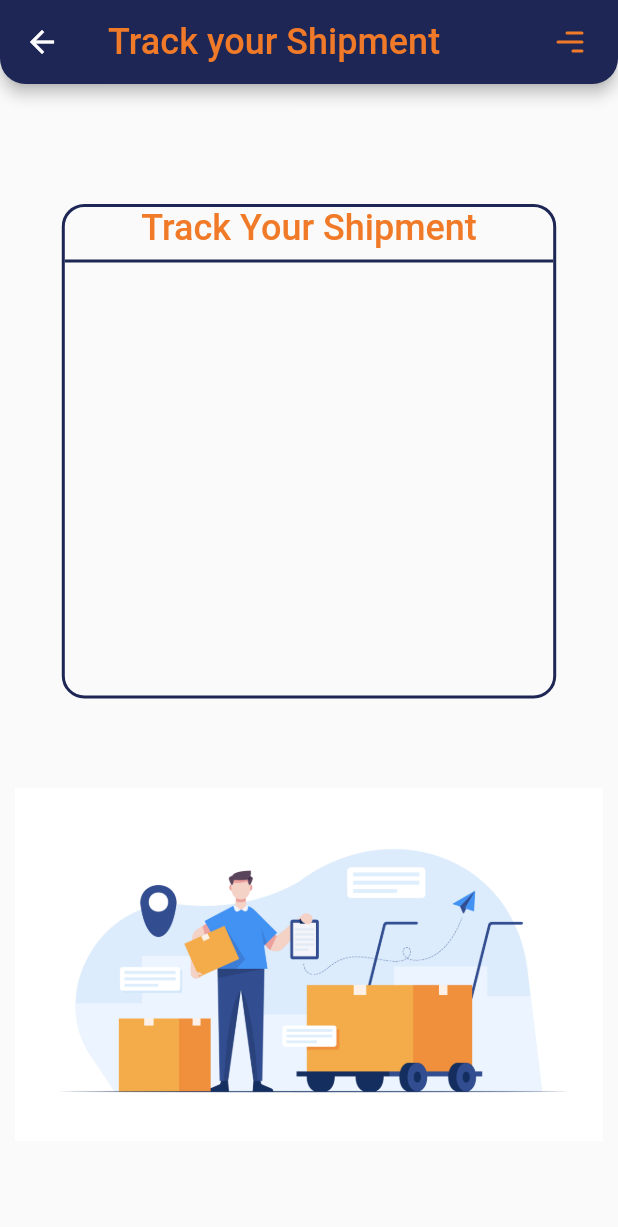
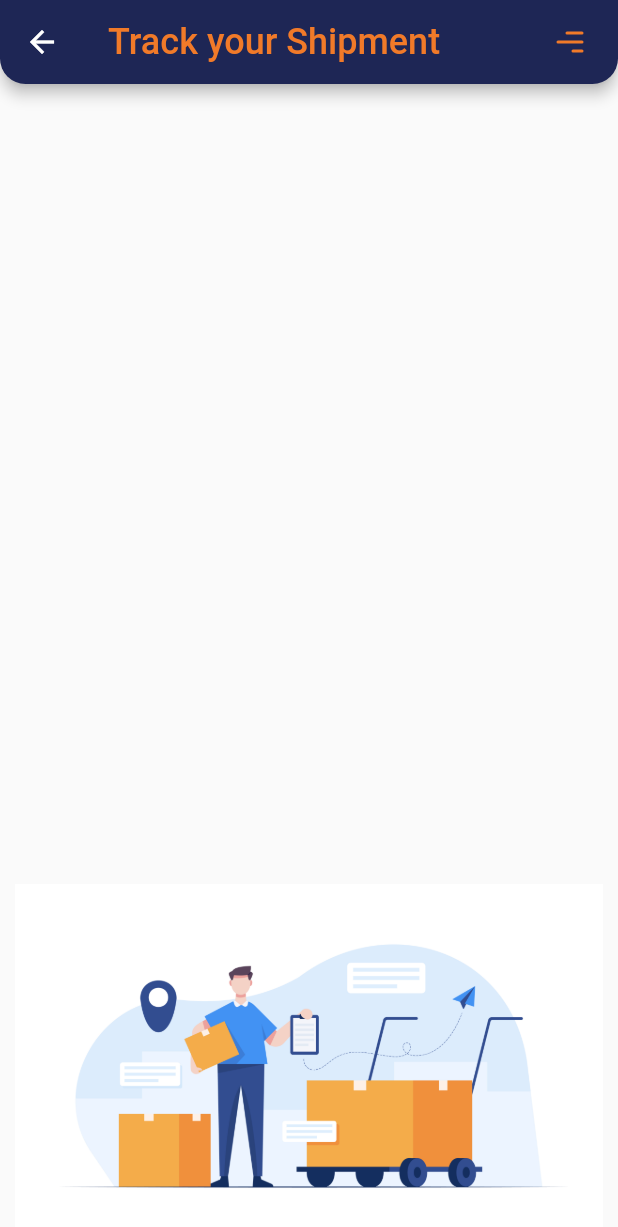
Before and after one commit to himanshupgajera/learning, a Flutter app: the PrivacyPolicyScreen screen opened by its route, in the side drawer, after a tap on "Tracking", on a phone screen of 412 x 824 dp. Shown: the top 1227 px of the screen. Run offline on Flutter 3.47's test engine with Material 2 defaults, Android fonts, the light colour scheme and no system bars; our stand-ins replace flutter_svg, google_fonts.

Commit message:
New Development and Correction in drawer,trackscreen

```diff
--- a/paritosh_app/lib/Screens/privacy_policy_screen.dart
+++ b/paritosh_app/lib/Screens/privacy_policy_screen.dart
@@ -2,6 +2,8 @@ import 'package:flutter/material.dart';
 import 'package:flutter_svg/flutter_svg.dart';
 import 'package:paritosh_app/widgets/drawer.dart';
 import 'package:google_fonts/google_fonts.dart';
+
+import '../constants.dart';
 
 class PrivacyPolicyScreen extends StatefulWidget {
   static const String routeName = '/policy';
@@ -26,7 +28,7 @@ class _PrivacyPolicyScreenState extends State<PrivacyPolicyScreen> {
             textStyle: const TextStyle(
               fontSize: 24,
               fontWeight: FontWeight.w500,
-              color: Color.fromRGBO(241, 122, 41, 1),
+              color: Const.titleColor,
             ),
           ),
         ),
@@ -41,7 +43,7 @@ class _PrivacyPolicyScreenState extends State<PrivacyPolicyScreen> {
             onPressed: () => scaffoldKey.currentState!.openEndDrawer(),
             child: SvgPicture.asset(
               'assets/images/drawer.svg',
-              color: const Color.fromRGBO(241, 122, 41, 1),
+              color: Const.titleColor,
             ),
           ),
         ],
@@ -65,7 +67,7 @@ class _PrivacyPolicyScreenState extends State<PrivacyPolicyScreen> {
                       children: [
                         const Icon(
                           Icons.circle,
-                          color: Color.fromRGBO(241, 122, 41, 1),
+                          color: Const.titleColor,
                         ),
                         SizedBox(
                           width: size.width * 0.02,
@@ -107,7 +109,7 @@ class _PrivacyPolicyScreenState extends State<PrivacyPolicyScreen> {
                       children: [
                         const Icon(
                           Icons.circle,
-                          color: Color.fromRGBO(241, 122, 41, 1),
+                          color: Const.titleColor,
                         ),
                         const SizedBox(
                           width: 10,
@@ -179,7 +181,7 @@ class _PrivacyPolicyScreenState extends State<PrivacyPolicyScreen> {
 //                       textStyle: const TextStyle(
 //                         fontSize: 24,
 //                         fontWeight: FontWeight.w500,
-//                         color: Color.fromRGBO(241, 122, 41, 1),
+//                         color: Const.titleColor,
 //                       ),
 //                     ),
 //                   ),
@@ -187,7 +189,7 @@ class _PrivacyPolicyScreenState extends State<PrivacyPolicyScreen> {
 //                     onTap: () => scaffoldKey.currentState!.openEndDrawer(),
 //                     child: SvgPicture.asset(
 //                       'assets/images/drawer.svg',
-//                       color: const Color.fromRGBO(241, 122, 41, 1),
+//                       color: Const.titleColor,
 //                     ),
 //                   ),
 //                 ],
--- a/paritosh_app/lib/Screens/track_shipment_screen.dart
+++ b/paritosh_app/lib/Screens/track_shipment_screen.dart
@@ -1,12 +1,23 @@
 import 'package:flutter/material.dart';
 import 'package:flutter_svg/flutter_svg.dart';
 import 'package:google_fonts/google_fonts.dart';
+import 'package:paritosh_app/constants.dart';
 import 'package:paritosh_app/widgets/drawer.dart';
 
-class TrackShipmentScreen extends StatelessWidget {
+import '../widgets/custom_radio_button.dart';
+
+class TrackShipmentScreen extends StatefulWidget {
   static const String routeName = '/track-shipment';
   const TrackShipmentScreen({Key? key}) : super(key: key);
 
+  @override
+  State<TrackShipmentScreen> createState() => _TrackShipmentScreenState();
+}
+
+class _TrackShipmentScreenState extends State<TrackShipmentScreen> {
+  final GlobalKey<FormState> _formKey = GlobalKey();
+  bool isAWBSelected = true;
+  bool isReferenceSelected = false;
   @override
   Widget build(BuildContext context) {
     final GlobalKey<ScaffoldState> scaffoldKey = GlobalKey<ScaffoldState>();
@@ -21,7 +32,7 @@ class TrackShipmentScreen extends StatelessWidget {
             textStyle: const TextStyle(
               fontSize: 24,
               fontWeight: FontWeight.w500,
-              color: Color.fromRGBO(241, 122, 41, 1),
+              color: Const.titleColor,
             ),
           ),
         ),
@@ -36,57 +47,110 @@ class TrackShipmentScreen extends StatelessWidget {
             onPressed: () => scaffoldKey.currentState!.openEndDrawer(),
             child: SvgPicture.asset(
               'assets/images/drawer.svg',
-              color: const Color.fromRGBO(241, 122, 41, 1),
+              color: Const.titleColor,
             ),
           ),
         ],
         backgroundColor: Theme.of(context).appBarTheme.backgroundColor,
       ),
       endDrawer: const CustomDrawer(),
-      body: Column(
+      body: Stack(
         children: [
-          const SizedBox(
-            height: 80,
-          ),
-          Container(
-            height: size.height * 0.4,
-            width: size.width * 0.8,
-            decoration: BoxDecoration(
-              borderRadius: BorderRadius.circular(15),
-              border: Border.all(
-                width: 2,
-                color: const Color.fromRGBO(30, 38, 85, 1),
-              ),
+          Positioned(
+            bottom: 0.0,
+            right: 0.0,
+            left: 0.0,
+            child: Image.asset(
+              "assets/images/TrackScreen.jpg",
+              height: size.height * 0.285,
+              width: size.width * 3.66,
             ),
-            child: Column(
-              children: [
-                Text(
-                  'Track Your Shipment',
-                  style: GoogleFonts.k2d(
-                    textStyle: const TextStyle(
-                      fontSize: 24,
-                      fontWeight: FontWeight.w500,
-                      color: Color.fromRGBO(241, 122, 41, 1),
-                    ),
-                  ),
-                ),
-                const Divider(
-                  thickness: 2,
-                  color: Color.fromRGBO(30, 38, 85, 1),
-                ),
-              ],
-            ),
-          ),
-          const SizedBox(
-            height: 60,
-          ),
-          Image.asset(
-            "assets/images/TrackScreen.jpg",
-            height: size.height * 0.285,
-            width: size.width * 3.66,
           ),
         ],
       ),
     );
   }
 }
+
+//  const SizedBox(
+//             height: 80,
+//           ),
+//           Container(
+//             height: size.height * 0.7,
+//             width: size.width * 0.8,
+//             padding: const EdgeInsets.all(10.0),
+//             decoration: BoxDecoration(
+//               borderRadius: BorderRadius.circular(15),
+//               border: Border.all(
+//                 width: 2,
+//                 color: Const.primaryColor,
+//               ),
+//             ),
+//             child: Column(
+//               children: [
+//                 Text(
+//                   'Track Your Shipment',
+//                   style: GoogleFonts.k2d(
+//                     textStyle: const TextStyle(
+//                       fontSize: 24,
+//                       fontWeight: FontWeight.w500,
+//                       color: Const.titleColor,
+//                     ),
+//                   ),
+//                 ),
+//                 const Divider(
+//                   thickness: 2,
+//                   color: Color.fromRGBO(30, 38, 85, 1),
+//                 ),
+//                 SizedBox(
+//                   height: size.height * 0.01,
+//                 ),
+//                 Row(
+//                   mainAxisAlignment: MainAxisAlignment.spaceBetween,
+//                   children: [
+//                     CustomRadioButton(
+//                       onTap: () {
+//                         setState(() {
+//                           isAWBSelected = true;
+//                           isReferenceSelected = false;
+//                         });
+//                       },
+//                       isSelected: isAWBSelected,
+//                       text: 'AWb',
+//                     ),
+//                     SizedBox(
+//                       width: size.width * 0.1,
+//                     ),
+//                     CustomRadioButton(
+//                       onTap: () {
+//                         setState(() {
+//                           isReferenceSelected = true;
+//                           isAWBSelected = false;
+//                         });
+//                       },
+//                       isSelected: isReferenceSelected,
+//                       text: 'Reference No',
+//                     ),
+//                   ],
+//                 ),
+//                 SizedBox(
+//                   height: size.height * 0.02,
+//                 ),
+//                 Form(
+//                   key: _formKey,
+//                   child: Column(
+//                     children: [
+//                       TextFormField(
+//                           decoration: const InputDecoration(
+//                             enabledBorder: OutlineInputBorder(),
+//                             focusedBorder: OutlineInputBorder(),
+//                             focusColor: Const.primaryColor,
+//                             labelText: 'Enter Awb Number',
+//                           ),
+//                         ),
+//                       ],
+//                     ),
+//                   ),
+//                 ],
+//               ),
+//             ),
--- /dev/null
+++ b/paritosh_app/lib/constants.dart
@@ -0,0 +1,6 @@
+import 'package:flutter/animation.dart';
+
+class Const {
+  static const Color primaryColor = Color.fromRGBO(30, 38, 85, 1);
+  static const Color titleColor = Color.fromRGBO(241, 122, 41, 1);
+}
--- a/paritosh_app/lib/widgets/drawer.dart
+++ b/paritosh_app/lib/widgets/drawer.dart
@@ -25,51 +25,52 @@ class _CustomDrawerState extends State<CustomDrawer> {
       child: SafeArea(
         child: Stack(
           children: [
+            // Container(
+            //   decoration: BoxDecoration(
+            //     color: Theme.of(context).primaryColorDark,
+            //     borderRadius: const BorderRadius.only(
+            //       bottomLeft: Radius.circular(50.0),
+            //       topLeft: Radius.circular(50.0),
+            //     ),
+            //   ),
+            //   alignment: Alignment.bottomCenter,
+            //   child: SizedBox(
+            //     height: size.height * 0.13,
+            //     width: size.width * 0.5,
+            //     child: Row(
+            //       mainAxisAlignment: MainAxisAlignment.center,
+            //       children: [
+            //         SvgPicture.asset(
+            //           "assets/images/facebook.svg",
+            //           height: 30,
+            //           width: 30,
+            //           color: Theme.of(context).primaryColorLight,
+            //         ),
+            //         const SizedBox(width: 30),
+            //         SvgPicture.asset(
+            //           "assets/images/twitter.svg",
+            //           height: 30,
+            //           width: 30,
+            //           color: Theme.of(context).primaryColorLight,
+            //         ),
+            //         const SizedBox(width: 30),
+            //         SvgPicture.asset(
+            //           "assets/images/instagram.svg",
+            //           height: 30,
+            //           width: 30,
+            //           color: Theme.of(context).primaryColorLight,
+            //         ),
+            //       ],
+            //     ),
+            //   ),
+            // ),
             Container(
-              decoration: BoxDecoration(
-                color: Theme.of(context).primaryColorDark,
-                borderRadius: const BorderRadius.only(
-                  bottomLeft: Radius.circular(50.0),
-                  topLeft: Radius.circular(50.0),
-                ),
-              ),
-              alignment: Alignment.bottomCenter,
-              child: SizedBox(
-                height: size.height * 0.13,
-                width: size.width * 0.5,
-                child: Row(
-                  mainAxisAlignment: MainAxisAlignment.center,
-                  children: [
-                    SvgPicture.asset(
-                      "assets/images/facebook.svg",
-                      height: 30,
-                      width: 30,
-                      color: Theme.of(context).primaryColorLight,
-                    ),
-                    const SizedBox(width: 30),
-                    SvgPicture.asset(
-                      "assets/images/twitter.svg",
-                      height: 30,
-                      width: 30,
-                      color: Theme.of(context).primaryColorLight,
-                    ),
-                    const SizedBox(width: 30),
-                    SvgPicture.asset(
-                      "assets/images/instagram.svg",
-                      height: 30,
-                      width: 30,
-                      color: Theme.of(context).primaryColorLight,
-                    ),
-                  ],
-                ),
-              ),
-            ),
-            Container(
-              height: size.height * 0.85,
+              height: size.height,
               decoration: BoxDecoration(
                 color: Theme.of(context).primaryColorLight,
                 borderRadius: const BorderRadius.only(
                   topLeft: Radius.circular(50.0),
+                  bottomLeft: Radius.circular(50.0),
                 ),
               ),
               child: ListView(
```
Also changed, not shown: paritosh_app/lib/Screens/network_screen.dart (+5 -4 lines), paritosh_app/lib/widgets/custom_radio_button.dart (added, +58 -0 lines).
